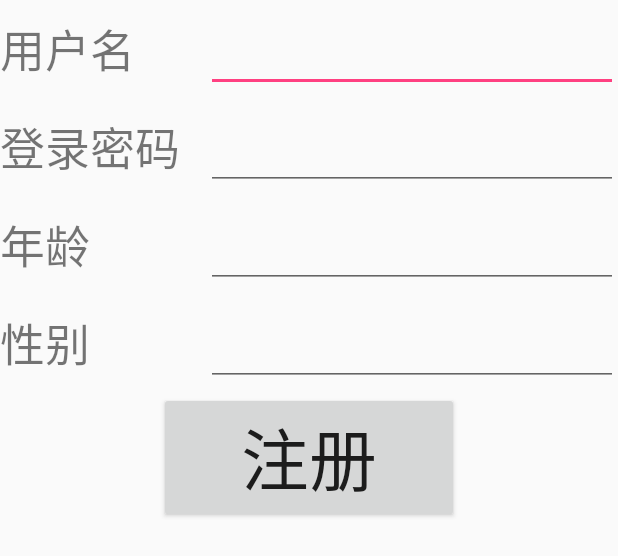
After one commit to tzygithubs/MyLvyouAPP, an Android app: the layout zhuce_layout.xml on its own in the app's theme, with its tools: preview values and no code run, on a phone screen of 412 x 824 dp. The commit adds this screen. Shown: the top 556 px of the screen. Run offline under Robolectric (Android 15) with nearby library versions, the phone set to English and light mode, and no system bars; network calls fail.

Commit message:
tzy 第15次

```diff
--- a/app/src/main/java/com/dlxy/Utils/VolleyUtil.java
+++ b/app/src/main/java/com/dlxy/Utils/VolleyUtil.java
@@ -81,7 +81,7 @@ public class VolleyUtil {
             MyApplication.getRequestQueue().add(stringRequest);
     }
 
-    public  void regist(final String name , final String password , final String age, final String gender, final RegistCallBack raCallBack){
+    public  void regist(final String name , final String password , final String age, final String gender,final String avator, final RegistCallBack raCallBack){
         StringRequest stringRequest = new StringRequest(Request.Method.POST, UserContents.registUrl, new Response.Listener<String>() {
             @Override
             public void onResponse(String response) {
@@ -100,6 +100,7 @@ public class VolleyUtil {
                 map.put("password", password);
                 map.put("age", age);
                 map.put("gender", gender);
+                map.put("avator",avator);
                 return map;
             }
         };
--- a/app/src/main/java/main/dlxy/com/Activity/DengRu.java
+++ b/app/src/main/java/main/dlxy/com/Activity/DengRu.java
@@ -61,6 +61,8 @@ public class DengRu extends Activity implements View.OnClickListener {
                 });
                 break;
             case R.id.text_zhuce:
+                Intent intent = new Intent(DengRu.this,ZhuCe.class);
+                startActivity(intent);
                 break;
         }
     }
--- /dev/null
+++ b/app/src/main/java/main/dlxy/com/Activity/ZhuCe.java
@@ -0,0 +1,74 @@
+package main.dlxy.com.Activity;
+
+import android.app.Activity;
+import android.content.Intent;
+import android.os.Bundle;
+import android.os.PersistableBundle;
+import android.support.annotation.Nullable;
+import android.view.View;
+import android.widget.Button;
+import android.widget.EditText;
+import android.widget.Toast;
+
+import com.dlxy.Utils.VolleyUtil;
+import com.dlxy.contents.UserContents;
+import com.dlxy.interfaces.RegistCallBack;
+
+import main.dlxy.com.mylvyouapp.R;
+
+/**
+ * Created by T on 2017/7/12.
+ */
+
+public class ZhuCe extends Activity implements View.OnClickListener {
+    private EditText yh , ma , nl ,xb;
+    private Button zhuce;
+    @Override
+    public void onCreate(@Nullable Bundle savedInstanceState, @Nullable PersistableBundle persistentState) {
+        super.onCreate(savedInstanceState, persistentState);
+        setContentView(R.layout.zhuce_layout);
+        initView();
+    }
+
+    private void initView() {
+        yh =findViewById(R.id.ed_zhuce_yonghuming);
+        ma= findViewById(R.id.ed_zhuce_mima);
+        nl = findViewById(R.id.ed_zhuce_age);
+        xb= findViewById(R.id.ed_zhuce_xingbie);
+        zhuce  =findViewById(R.id.bt_zhuce_zhuce);
+
+        zhuce.setOnClickListener(this);
+
+    }
+
+    @Override
+    public void onClick(View view) {
+        switch (view.getId()){
+            case R.id.bt_zhuce_zhuce:
+                    String name = yh.getText().toString().trim();
+                    String password = ma.getText().toString().trim();
+                    String age = nl.getText().toString().trim();
+                    String gender = xb.getText().toString().trim();
+
+                VolleyUtil.getInstance().regist(name, password, age, gender, null, new RegistCallBack() {
+                    @Override
+                    public void registSuccess(String success) {
+                        if(success.equals(UserContents.error_user_exit)) {
+                            Toast.makeText(ZhuCe.this,"用户名已经存在",Toast.LENGTH_SHORT).show();
+                        } else if(success.equals(UserContents.ok)) {
+                            Toast.makeText(ZhuCe.this,"注册成功",Toast.LENGTH_SHORT).show();
+                            ZhuCe.this.finish();
+
+                        }
+                    }
+
+                    @Override
+                    public void registError(String error) {
+                        Toast.makeText(ZhuCe.this, "注册不成功",Toast.LENGTH_SHORT).show();
+                    }
+                });
+
+                break;
+        }
+    }
+}
--- a/app/src/main/res/layout/mainactivity.xml
+++ b/app/src/main/res/layout/mainactivity.xml
@@ -26,6 +26,7 @@
             android:background="@mipmap/shouye"
 
             />
+
         <RadioButton
             android:id="@+id/radiobutton_xingcheng"
             style="@style/RadioButton"
--- /dev/null
+++ b/app/src/main/res/layout/zhuce_layout.xml
@@ -0,0 +1,91 @@
+<?xml version="1.0" encoding="utf-8"?>
+<LinearLayout xmlns:android="http://schemas.android.com/apk/res/android"
+    android:layout_width="match_parent"
+    android:layout_height="match_parent"
+    android:orientation="vertical">
+    <LinearLayout
+        android:layout_width="match_parent"
+        android:layout_height="wrap_content"
+        android:orientation="horizontal"
+        android:layout_marginTop="10dp"
+        android:layout_marginBottom="10dp"
+        >
+        <TextView
+            android:layout_width="0dp"
+            android:layout_weight="1"
+            android:layout_height="wrap_content"
+            android:text="@string/tishi"
+            android:textSize="30sp"/>
+        <EditText
+            android:id="@+id/ed_zhuce_yonghuming"
+            android:layout_width="0dp"
+            android:layout_weight="2"
+            android:layout_height="wrap_content" />
+    </LinearLayout>
+    <LinearLayout
+        android:layout_width="match_parent"
+        android:layout_height="wrap_content"
+        android:orientation="horizontal"
+        android:layout_marginTop="10dp"
+        android:layout_marginBottom="10dp">
+
+        <TextView
+            android:layout_width="0dp"
+            android:layout_height="wrap_content"
+            android:layout_weight="1"
+            android:text="@string/mima"
+            android:textSize="30sp"/>
+        <EditText
+            android:id="@+id/ed_zhuce_mima"
+            android:layout_width="0dp"
+            android:layout_height="wrap_content"
+            android:layout_weight="2"/>
+    </LinearLayout>
+    <LinearLayout
+        android:layout_width="match_parent"
+        android:layout_height="wrap_content"
+        android:orientation="horizontal"
+        android:layout_marginTop="10dp"
+        android:layout_marginBottom="10dp">
+        <TextView
+            android:layout_width="0dp"
+            android:layout_weight="1"
+            android:layout_height="wrap_content"
+            android:text="@string/age"
+            android:textSize="30dp"/>
+        <EditText
+            android:id="@+id/ed_zhuce_age"
+            android:layout_width="0dp"
+            android:layout_height="wrap_content"
+            android:layout_weight="2"
+            />
+
+    </LinearLayout>
+    <LinearLayout
+        android:layout_width="match_parent"
+        android:layout_height="wrap_content"
+        android:orientation="horizontal"
+        android:layout_marginTop="10dp"
+        android:layout_marginBottom="10dp">
+        <TextView
+            android:layout_width="0dp"
+            android:layout_weight="1"
+            android:layout_height="wrap_content"
+            android:text="@string/xingbie"
+            android:textSize="30dp"/>
+        <EditText
+            android:id="@+id/ed_zhuce_xingbie"
+            android:layout_width="0dp"
+            android:layout_height="wrap_content"
+            android:layout_weight="2"
+            />
+
+    </LinearLayout>
+    <Button
+        android:id="@+id/bt_zhuce_zhuce"
+        android:layout_width="200dp"
+        android:layout_height="wrap_content"
+        android:text="@string/zhuce"
+        android:textSize="45sp"
+        android:layout_gravity="center_horizontal"/>
+</LinearLayout>
--- a/app/src/main/res/values/strings.xml
+++ b/app/src/main/res/values/strings.xml
@@ -37,7 +37,7 @@
     <string name="gjhcp_nr2">体验不一样</string>
 
     <string name="dl">携程旅行帐号登录</string>
-    <string name="tishi">用户名/手机号</string>
+    <string name="tishi">用户名</string>
     <string name="mima">登录密码</string>
     <string name="denglu">登录</string>
     <string name="zhuce">注册</string>
@@ -45,4 +45,8 @@
     <string name="dingdan">订单服务</string>
     <string name="zixun">售前咨询</string>
     <string name="err">账号密码错误</string>
+    <string name="xingbie">性别</string>
+    <string name="age">年龄</string>
+
+
 </resources>
```
